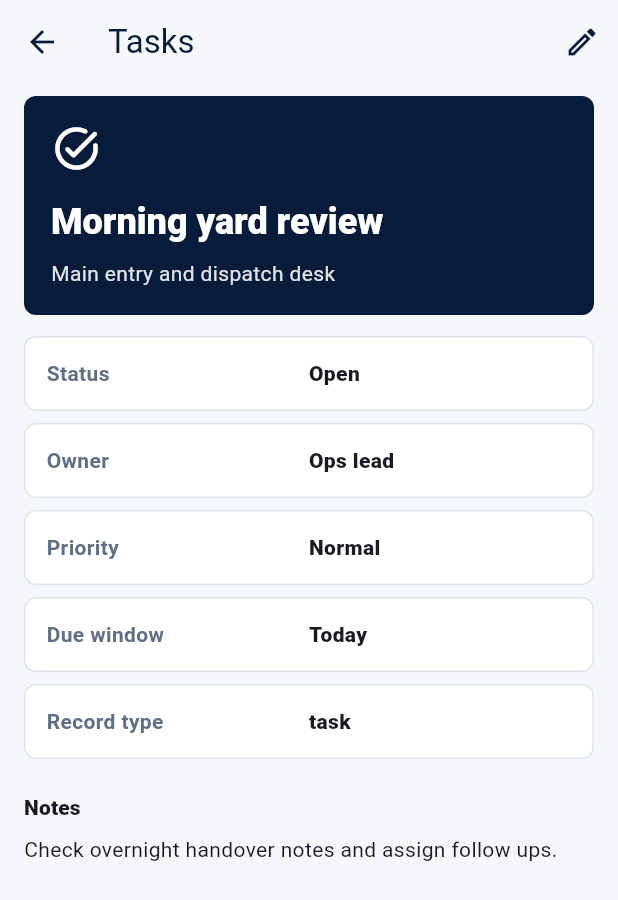
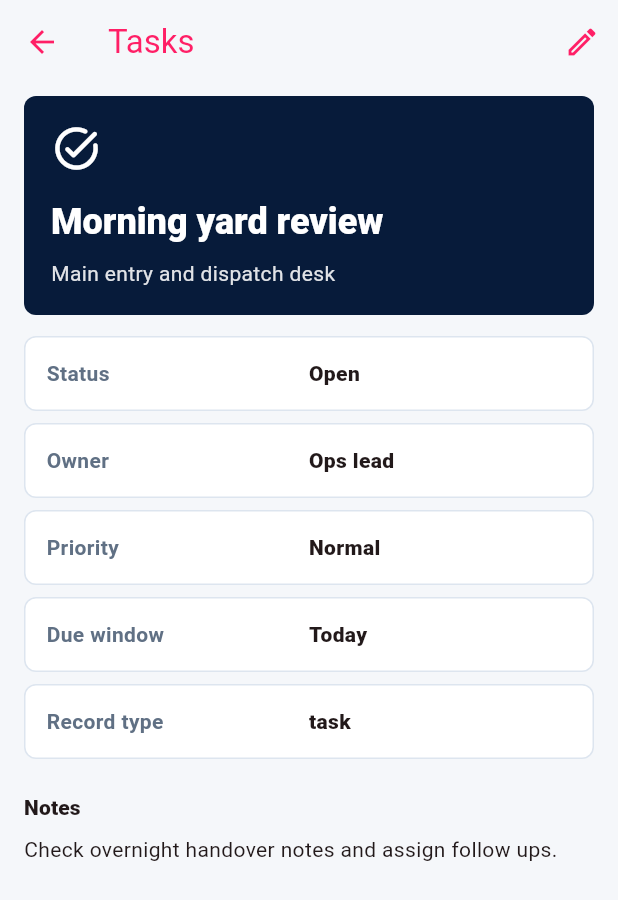
Before and after one commit to EOOrga/68d9d1101299230338e3b1a6, a Flutter app: the screen it shows after launch, after a tap on "View tasks", after a tap on "Morning yard review", on a phone screen of 412 x 824 dp. Shown: the top 900 px of the screen. Run offline on Flutter 3.47's test engine with Material 3 defaults, Android fonts, the phone set to English and light mode, and no system bars; our stand-ins replace shared_preferences.

```diff
--- a/lib/main.dart
+++ b/lib/main.dart
@@ -30,9 +30,9 @@ class ValatReneApp extends StatelessWidget {
   }
 
   ThemeData _theme() {
-    const navy = Color(0xFF071B3A);
-    const orange = Color(0xFFD85D13);
-    const green = Color(0xFF2E7A3E);
+    const navy = Color(0xFFFF1F66);
+    const orange = Color(0xFFFFB81F);
+    const green = Color(0xFFFF481F);
     const surface = Color(0xFFF5F7FA);
 
     final scheme =
--- a/pubspec.yaml
+++ b/pubspec.yaml
@@ -1,4 +1,4 @@
-name: valat_rene
+name: valatrene
 description: Operations workspace for task, container, supply, and attendance tracking.
 publish_to: 'none'
 version: 1.0.0+1
@@ -25,6 +25,6 @@ flutter_launcher_icons:
   android: true
   ios: false
   image_path: docs/icon.png
-  adaptive_icon_background: '#071B3A'
+  adaptive_icon_background: "#FF481F"
   adaptive_icon_foreground: docs/icon.png
   min_sdk_android: 23
```
Also changed, not shown: docs/icon.png, 11 other files.
